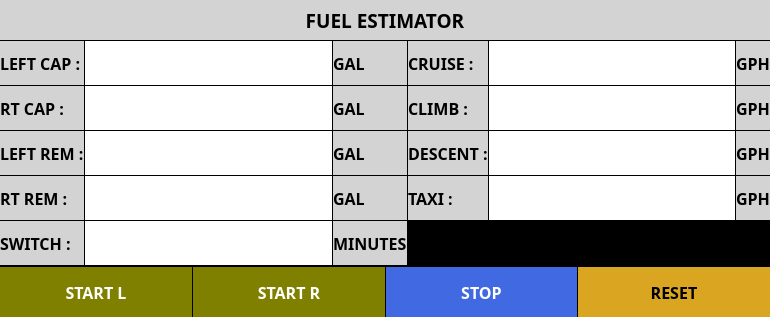
The window that ui/FuelTanksDialogLandscape.ui (UnexplodedMinds/Stratofier) describes before a commit, drawn with Qt 5.
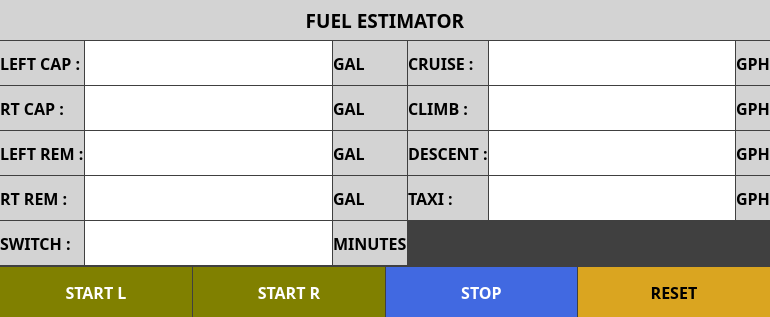
The same window after the commit. Custom widgets are drawn as their Qt base class.

```diff
--- a/ui/FuelTanksDialogLandscape.ui
+++ b/ui/FuelTanksDialogLandscape.ui
@@ -31,9 +31,9 @@
      <colorrole role="Window">
       <brush brushstyle="SolidPattern">
        <color alpha="255">
-        <red>0</red>
-        <green>0</green>
-        <blue>0</blue>
+        <red>64</red>
+        <green>64</green>
+        <blue>64</blue>
        </color>
       </brush>
      </colorrole>
@@ -51,9 +51,9 @@
      <colorrole role="Window">
       <brush brushstyle="SolidPattern">
        <color alpha="255">
-        <red>0</red>
-        <green>0</green>
-        <blue>0</blue>
+        <red>64</red>
+        <green>64</green>
+        <blue>64</blue>
        </color>
       </brush>
      </colorrole>
@@ -62,18 +62,18 @@
      <colorrole role="Base">
       <brush brushstyle="SolidPattern">
        <color alpha="255">
-        <red>0</red>
-        <green>0</green>
-        <blue>0</blue>
+        <red>64</red>
+        <green>64</green>
+        <blue>64</blue>
        </color>
       </brush>
      </colorrole>
      <colorrole role="Window">
       <brush brushstyle="SolidPattern">
        <color alpha="255">
-        <red>0</red>
-        <green>0</green>
-        <blue>0</blue>
+        <red>64</red>
+        <green>64</green>
+        <blue>64</blue>
        </color>
       </brush>
      </colorrole>
```
